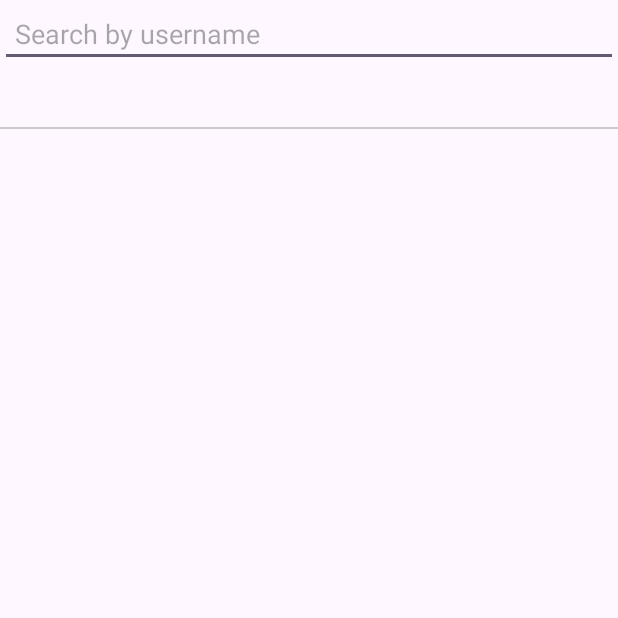
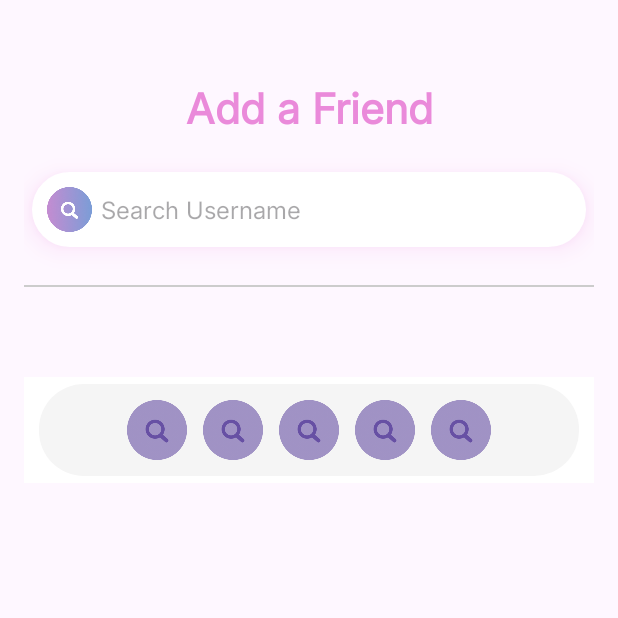
Before and after one commit to sgraa/localink-fp-mobile, an Android app: the FriendsActivity screen opened directly, with no data from a screen before it, on a phone screen of 412 x 824 dp, the top half of it. Run offline under Robolectric (Android 15) with nearby library versions, the phone set to English and light mode, and no system bars; our stand-ins replace Firebase (no records; nobody signed in at launch, a user with empty details on screens opened directly).

Commit message:
friends layout, add navbar di friends

```diff
--- a/app/build.gradle.kts
+++ b/app/build.gradle.kts
@@ -35,6 +35,7 @@ android {
 
 dependencies {
     implementation(platform("com.google.firebase:firebase-bom:33.6.0"))
+    implementation("androidx.cardview:cardview:1.0.0")
     implementation("com.google.firebase:firebase-analytics")
     implementation("com.google.firebase:firebase-auth")
     implementation("com.google.firebase:firebase-firestore")
@@ -42,6 +43,8 @@ dependencies {
     implementation("androidx.appcompat:appcompat:1.6.1")
     implementation("com.google.android.material:material:1.8.0")
     implementation("androidx.constraintlayout:constraintlayout:2.1.4")
+    implementation("com.github.bumptech.glide:glide:4.11.0")
+    annotationProcessor("com.github.bumptech.glide:compiler:4.11.0")
     implementation ("com.github.bumptech.glide:glide:4.15.1") // Add this line
     annotationProcessor ("com.github.bumptech.glide:compiler:4.15.1") // Add this for Glide annotation processing
 
--- /dev/null
+++ b/app/src/main/res/drawable/bottom_nav_background.xml
@@ -0,0 +1,10 @@
+<layer-list xmlns:android="http://schemas.android.com/apk/res/android">
+    <item android:drawable="@android:color/white" />
+    <item android:right="10dp" android:left="10dp" android:top="5dp" android:bottom="5dp">
+        <shape android:shape="rectangle">
+            <solid android:color="@color/background_gray"/>
+            <corners android:radius="30dp"/>
+            <elevation android:value="10dp"/>
+        </shape>
+    </item>
+</layer-list>
--- /dev/null
+++ b/app/src/main/res/drawable/bottom_nav_menu.xml
@@ -0,0 +1,66 @@
+<LinearLayout xmlns:android="http://schemas.android.com/apk/res/android"
+    android:layout_width="match_parent"
+    android:layout_height="wrap_content"
+    android:orientation="horizontal"
+    android:gravity="center"
+    android:layout_alignParentBottom="true"
+    android:background="@drawable/bottom_nav_background"
+    android:padding="10dp"
+    android:layout_marginTop="20dp">
+
+    <Button
+        android:id="@+id/home_button"
+        android:layout_width="40dp"
+        android:layout_height="40dp"
+        android:background="@drawable/search"
+        android:contentDescription="Home"
+        android:layout_margin="5dp"
+        android:textColor="@android:color/transparent"
+        android:focusable="false"
+        android:clickable="true" />
+
+    <Button
+        android:id="@+id/messages_button"
+        android:layout_width="40dp"
+        android:layout_height="40dp"
+        android:background="@drawable/search"
+        android:contentDescription="Messages"
+        android:layout_margin="5dp"
+        android:textColor="@android:color/transparent"
+        android:focusable="false"
+        android:clickable="true" />
+
+    <Button
+        android:id="@+id/add_button"
+        android:layout_width="40dp"
+        android:layout_height="40dp"
+        android:background="@drawable/search"
+        android:contentDescription="Add Friend"
+        android:layout_margin="5dp"
+        android:textColor="@android:color/transparent"
+        android:focusable="false"
+        android:clickable="true" />
+
+    <Button
+        android:id="@+id/notifications_button"
+        android:layout_width="40dp"
+        android:layout_height="40dp"
+        android:background="@drawable/search"
+        android:contentDescription="Notifications"
+        android:layout_margin="5dp"
+        android:textColor="@android:color/transparent"
+        android:focusable="false"
+        android:clickable="true" />
+
+    <Button
+        android:id="@+id/profile_button"
+        android:layout_width="40dp"
+        android:layout_height="40dp"
+        android:background="@drawable/search"
+        android:contentDescription="Profile"
+        android:layout_margin="5dp"
+        android:textColor="@android:color/transparent"
+        android:focusable="false"
+        android:clickable="true" />
+
+</LinearLayout>
--- /dev/null
+++ b/app/src/main/res/drawable/search_bar_background.xml
@@ -0,0 +1,9 @@
+<shape xmlns:android="http://schemas.android.com/apk/res/android">
+    <solid android:color="@android:color/white" />
+    <corners android:radius="1000dp" />
+    <padding
+        android:left="10dp"
+        android:top="10dp"
+        android:right="10dp"
+        android:bottom="10dp" />
+</shape>
--- a/app/src/main/res/layout/activity_friends.xml
+++ b/app/src/main/res/layout/activity_friends.xml
@@ -1,39 +1,81 @@
-<RelativeLayout xmlns:android="http://schemas.android.com/apk/res/android"
+<LinearLayout xmlns:android="http://schemas.android.com/apk/res/android"
+    xmlns:app="http://schemas.android.com/apk/res-auto"
     android:layout_width="match_parent"
-    android:layout_height="match_parent">
+    android:layout_height="match_parent"
+    android:orientation="vertical"
+    android:padding="16dp">
 
-    <!-- Search Bar to search friends by username -->
-    <EditText
-        android:id="@+id/searchEditText"
+    <!-- Title -->
+    <TextView
+        android:id="@+id/titleTextView"
+        android:layout_width="200dp"
+        android:layout_height="42dp"
+        android:layout_marginTop="35dp"
+        android:text="Add a Friend"
+        android:fontFamily="@font/inter_regular"
+        android:textColor="@color/secondary_pink"
+        android:textSize="28sp"
+        android:textStyle="bold"
+        android:lineSpacingExtra="8sp"
+        android:layout_gravity="center_horizontal"
+        android:textAlignment="center"
+        android:layout_marginBottom="16dp" />
+
+    <!-- Search Bar -->
+    <LinearLayout
         android:layout_width="match_parent"
         android:layout_height="wrap_content"
-        android:hint="Search by username"
+        android:orientation="horizontal"
+        android:background="@drawable/search_bar_background"
         android:padding="10dp"
-        android:layout_alignParentTop="true"/>
+        android:layout_margin="5dp"
+        android:elevation="9dp"
+        android:outlineSpotShadowColor="@color/secondary_pink"
+        android:outlineAmbientShadowColor="@color/secondary_pink">
 
-    <!-- RecyclerView for displaying search results (users to add) -->
+        <ImageView
+            android:layout_width="30dp"
+            android:layout_height="30dp"
+            android:src="@drawable/search"
+            android:contentDescription="Search Icon"
+            android:layout_gravity="center_vertical"
+            android:layout_marginEnd="6dp" />
+
+        <EditText
+            android:id="@+id/searchEditText"
+            android:layout_width="match_parent"
+            android:layout_height="wrap_content"
+            android:hint="Search Username"
+            android:background="@android:color/transparent"
+            android:padding="0dp"
+            android:textColor="@android:color/black"
+            android:textSize="16sp"
+            android:layout_gravity="center_vertical"
+            android:fontFamily="@font/inter_regular" />
+    </LinearLayout>
+
+    <!-- Friends List Section -->
     <androidx.recyclerview.widget.RecyclerView
         android:id="@+id/friendsRecyclerView"
         android:layout_width="match_parent"
         android:layout_height="wrap_content"
-        android:layout_below="@id/searchEditText"
-        android:layout_marginTop="20dp"
-        android:layout_alignParentStart="true"/>
+        android:padding="10dp" />
 
-    <!-- Divider between the two RecyclerViews -->
+    <!-- Divider Line -->
     <View
         android:layout_width="match_parent"
         android:layout_height="1dp"
-        android:layout_below="@id/friendsRecyclerView"
-        android:layout_marginTop="20dp"
-        android:background="#CCCCCC"/>
+        android:background="#CCCCCC"
+        android:layout_marginBottom="20dp" />
 
-    <!-- RecyclerView for displaying friends you've already added -->
+    <!-- Added Friends List Section -->
     <androidx.recyclerview.widget.RecyclerView
         android:id="@+id/addedFriendsRecyclerView"
         android:layout_width="match_parent"
         android:layout_height="wrap_content"
-        android:layout_below="@id/friendsRecyclerView"
-        android:layout_marginTop="20dp"
-        android:layout_alignParentStart="true"/>
-</RelativeLayout>
+        android:padding="10dp" />
+
+    <include
+        android:id="@+id/bottom_nav_menu"
+        layout="@drawable/bottom_nav_menu" />
+</LinearLayout>
--- a/app/src/main/res/values/colors.xml
+++ b/app/src/main/res/values/colors.xml
@@ -1,6 +1,6 @@
 <?xml version="1.0" encoding="utf-8"?>
 <resources>
-    <color name="primary_pink">#FF69B4</color>
+    <color name="primary_blue">#4392F1</color>
     <color name="secondary_pink">#EA8ADA</color>
     <color name="background_gray">#F5F5F5</color>
     <color name="text_black">#000000</color>
```
Also changed, not shown: app/src/main/java/com/example/localink/FriendsAdapter.java (+10 -8 lines), app/src/main/res/layout/activity_story.xml (+45 -44 lines), app/src/main/res/layout/item_friend.xml (+27 -17 lines), app/src/main/res/drawable/search.png (added).
